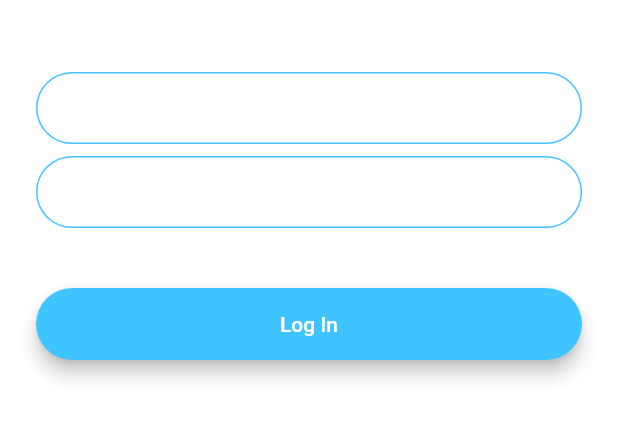
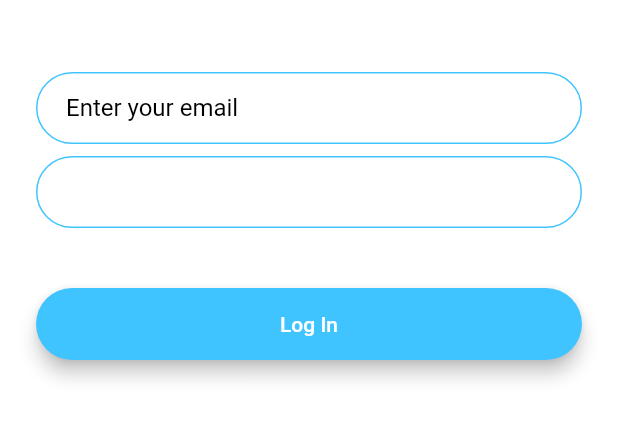
Before and after one commit to Mryuksel101/firebase_chat_app_flutter, a Flutter app: the screen it shows after launch, after a tap on "Log In", on a phone screen of 412 x 824 dp, the part 576-1018 px from its top. Run offline on Flutter 3.47's test engine with Material 2 defaults, Android fonts, the phone set to English and light mode, and no system bars.

```diff
--- a/lib/main.dart
+++ b/lib/main.dart
@@ -17,7 +17,10 @@ class FlashChat extends StatelessWidget {
         textTheme: const TextTheme(
           bodyMedium: TextStyle(
             color: Colors.black
-          )
+          ),
+
+
+
         ),
       ),
 
--- a/lib/screens/login_screen.dart
+++ b/lib/screens/login_screen.dart
@@ -31,6 +31,9 @@ class _LoginScreenState extends State<LoginScreen> {
                 //Do something with the user input.
               },
               decoration: const InputDecoration(
+                hintStyle: TextStyle(
+                  color: Colors.black
+                ),
                 hintText: 'Enter your email',
                 contentPadding:
                     EdgeInsets.symmetric(vertical: 10.0, horizontal: 20.0),
--- a/lib/screens/welcome_screen.dart
+++ b/lib/screens/welcome_screen.dart
@@ -23,9 +23,12 @@ class _WelcomeScreenState extends State<WelcomeScreen> {
           children: <Widget>[
             Row(
               children: <Widget>[
-                SizedBox(
-                  height: 60.0,
-                  child: Image.asset('images/logo.png'),
+                Hero(
+                  tag: "logo",
+                  child: SizedBox(
+                    height: 60.0,
+                    child: Image.asset('images/logo.png'),
+                  ),
                 ),
                 const Text(
                   'Flash Chat',
```
Also changed, not shown: lib/screens/registration_screen.dart (+6 -3 lines).
